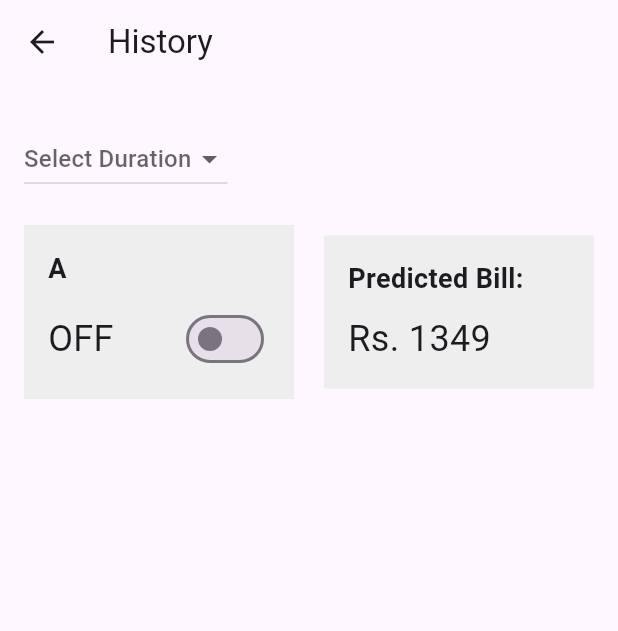
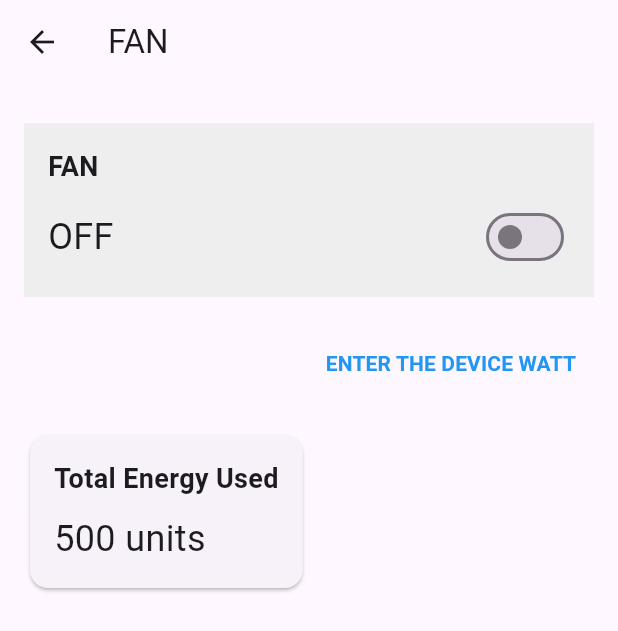
Before and after one commit to Smart-Eco/Smart-Eco, a Flutter app: the HistoryPage screen opened directly, on a phone screen of 412 x 824 dp. Shown: the top 631 px of the screen. Run offline on Flutter 3.47's test engine with Material 3 defaults, Android fonts, the phone set to English and light mode, and no system bars; our stand-ins replace firebase_auth, firebase_core, firebase_database, google_fonts; accounts and stored records are empty.

Commit message:
DEVICE A

```diff
--- a/lib/Screens/history_page.dart
+++ b/lib/Screens/history_page.dart
@@ -14,6 +14,7 @@ class _HistoryPageState extends State<HistoryPage> {
 
   TextEditingController controller = TextEditingController();
   bool switchValue = false;
+  int totalEnergyUsed = 0; // Variable to hold total energy used by the device
 
   @override
   void initState() {
@@ -30,13 +31,24 @@ class _HistoryPageState extends State<HistoryPage> {
       // Handle any potential errors
       print("Error fetching data: $error");
     });
+
+    // Calculate total energy used by the device
+    _calculateTotalEnergyUsed();
+  }
+
+  // Function to calculate total energy used by the device
+  void _calculateTotalEnergyUsed() {
+    // You can implement the logic to calculate total energy used here
+    // For example, you can query the database for historical data and sum it up
+    // For now, let's just set it to a random value
+    totalEnergyUsed = 500; // Assuming total energy used is 500 units
   }
 
   @override
   Widget build(BuildContext context) {
     return Scaffold(
       appBar: AppBar(
-        title: Text('History'),
+        title: Text('FAN'),
       ),
       body: Padding(
         padding: const EdgeInsets.all(16.0),
@@ -44,23 +56,6 @@ class _HistoryPageState extends State<HistoryPage> {
           crossAxisAlignment: CrossAxisAlignment.start,
           children: [
             SizedBox(height: 10),
-            Row(
-              mainAxisAlignment: MainAxisAlignment.spaceBetween,
-              children: [
-                DropdownButton<String>(
-                  hint: Text('Select Duration'),
-                  onChanged: (String? value) {},
-                  items:
-                      <String>['Last Week', 'Last Month'].map((String value) {
-                    return DropdownMenuItem<String>(
-                      value: value,
-                      child: Text(value),
-                    );
-                  }).toList(),
-                ),
-              ],
-            ),
-            SizedBox(height: 20),
             Row(
               mainAxisAlignment: MainAxisAlignment.spaceBetween,
               children: [
@@ -72,7 +67,7 @@ class _HistoryPageState extends State<HistoryPage> {
                       crossAxisAlignment: CrossAxisAlignment.start,
                       children: [
                         Text(
-                          'A',
+                          'FAN',
                           style: TextStyle(
                             fontWeight: FontWeight.bold,
                             fontSize: 18,
@@ -107,16 +102,35 @@ class _HistoryPageState extends State<HistoryPage> {
                     ),
                   ),
                 ),
-                SizedBox(width: 20),
-                Expanded(
-                  child: Container(
-                    color: Colors.grey[200],
-                    padding: EdgeInsets.all(16),
+              ],
+            ),
+            SizedBox(height: 20),
+            Row(
+              mainAxisAlignment: MainAxisAlignment.end,
+              children: [
+                TextButton(
+                  onPressed: () {
+                    _showWattInputDialog(context);
+                  },
+                  child: Text(
+                    'ENTER THE DEVICE WATT',
+                    style: TextStyle(
+                      color: Colors.blue,
+                      fontWeight: FontWeight.bold,
+                    ),
+                  ),
+                ),
+              ],
+            ),
+            SizedBox(height: 20),
+            Card(
+              child: Padding(
+                padding: const EdgeInsets.all(16.0),
                 child: Column(
                   crossAxisAlignment: CrossAxisAlignment.start,
                   children: [
                     Text(
-                          'Predicted Bill:',
+                      'Total Energy Used',
                       style: TextStyle(
                         fontWeight: FontWeight.bold,
                         fontSize: 18,
@@ -124,7 +138,7 @@ class _HistoryPageState extends State<HistoryPage> {
                     ),
                     SizedBox(height: 10),
                     Text(
-                          'Rs. 1349',
+                      '$totalEnergyUsed units',
                       style: TextStyle(
                         fontSize: 24,
                       ),
@@ -135,9 +149,39 @@ class _HistoryPageState extends State<HistoryPage> {
             ),
           ],
         ),
+      ),
+    );
+  }
+
+  Future<void> _showWattInputDialog(BuildContext context) async {
+    return showDialog<void>(
+      context: context,
+      barrierDismissible: false, // user must tap button!
+      builder: (BuildContext context) {
+        return AlertDialog(
+          title: Text('Enter Device Watt'),
+          content: SingleChildScrollView(
+            child: ListBody(
+              children: <Widget>[
+                TextField(
+                  controller: controller,
+                  decoration: InputDecoration(labelText: 'Watt'),
+                  keyboardType: TextInputType.number,
+                ),
               ],
             ),
           ),
+          actions: <Widget>[
+            TextButton(
+              child: Text('Save'),
+              onPressed: () {
+                // Save the watt to Firebase or perform any other action
+                Navigator.of(context).pop();
+              },
+            ),
+          ],
+        );
+      },
     );
   }
 }
```
Also changed, not shown: lib/services/end_point.dart (deleted). Lines whose indentation alone changed are shown as unchanged.
